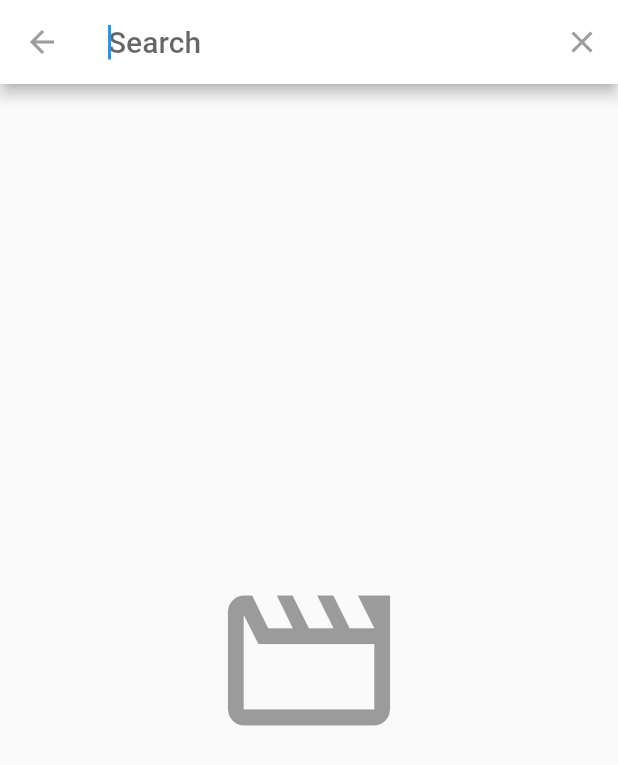
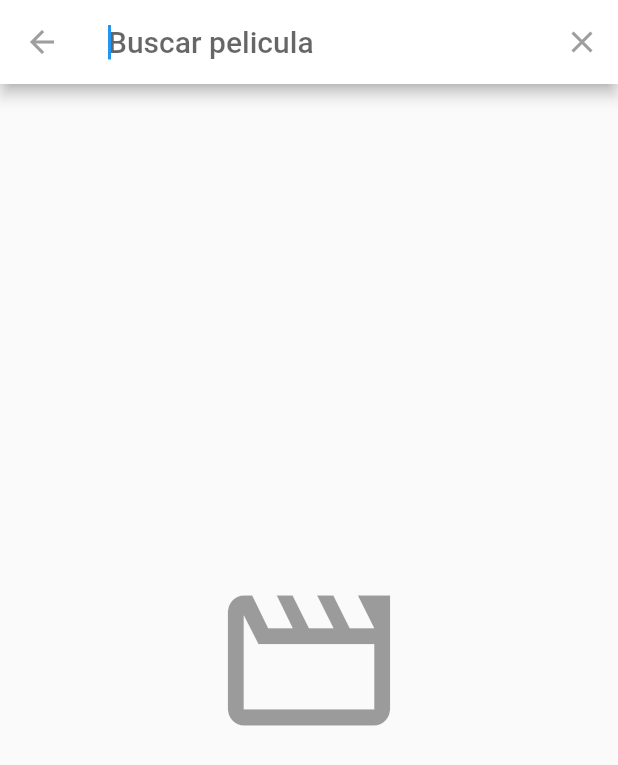
Before and after one commit to dvaldaliso/flutter-peliculas, a Flutter app: the screen it shows after launch, after a tap on the "search" icon, on a phone screen of 412 x 824 dp. Shown: the top 765 px of the screen. Run offline on Flutter 3.47's test engine with Material 2 defaults, Android fonts, the phone set to English and light mode, and no system bars; our stand-ins replace card_swiper; network calls fail.

Commit message:
cambiando texto del placeholder de la busqueda

```diff
--- a/lib/search/search_delegate.dart
+++ b/lib/search/search_delegate.dart
@@ -1,3 +1,4 @@
+import 'package:flutter/cupertino.dart';
 import 'package:flutter/material.dart';
 import 'package:peliculas/models/models.dart';
 import 'package:peliculas/providers/movies_provider.dart';
@@ -5,7 +6,8 @@ import 'package:provider/provider.dart';
 
 class MovieSearchDelegate extends SearchDelegate {
   @override
-  String get searchField => 'Buscar pelicula';
+  String get searchFieldLabel => 'Buscar pelicula';
+
   List<Widget> buildActions(BuildContext context) {
     return [IconButton(icon: Icon(Icons.clear), onPressed: () => query = '')];
   }
```
